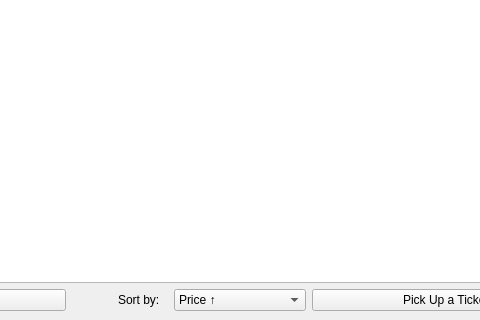
Qt form mainwindow.ui (ivankratyuk/Ticket-Selector-Cpp-project) before a commit; both pictures show x 211 to 691 and y 280 to 600 of the 800 by 600 pixel window.
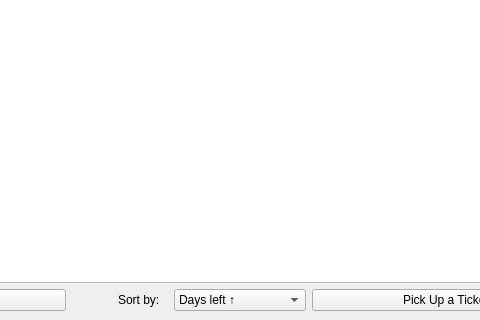
The same form after that commit.

What changed in the file:
```diff
--- a/mainwindow.ui
+++ b/mainwindow.ui
@@ -23,16 +23,6 @@
         <height>16777215</height>
        </size>
       </property>
-      <item>
-       <property name="text">
-        <string>Price ↑</string>
-       </property>
-      </item>
-      <item>
-       <property name="text">
-        <string>Price ↓</string>
-       </property>
-      </item>
       <item>
        <property name="text">
         <string>Days left ↑</string>
```
Left out of the diff: 10 changed lines with no effect on the pictures.
